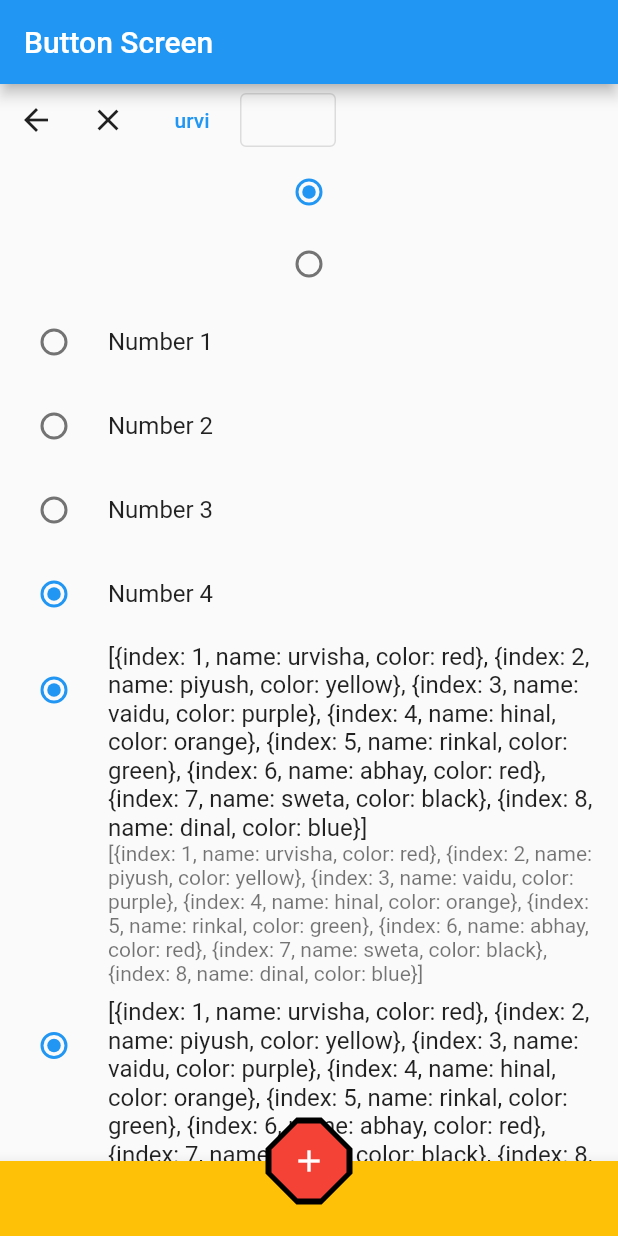
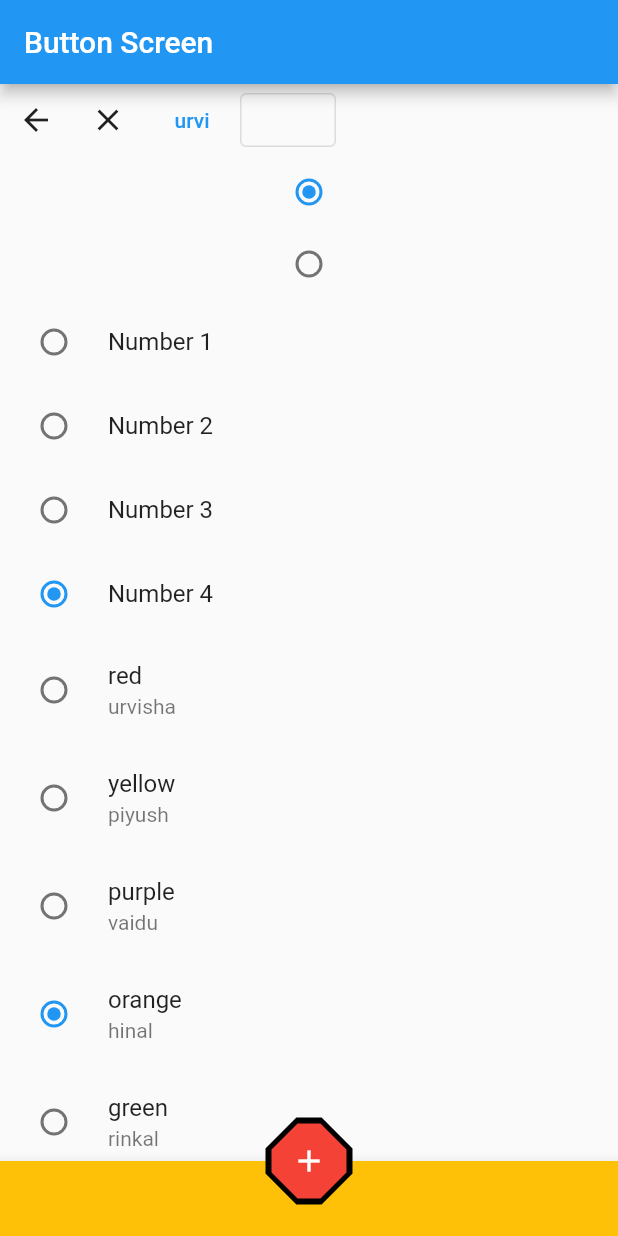
Before and after one commit to panchaniurvisha/my_new_app, a Flutter app: the screen it shows after launch, on a phone screen of 412 x 824 dp. Run offline on Flutter 3.47's test engine with Material 2 defaults, Android fonts, the phone set to English and light mode, and no system bars; our stand-ins replace fluttertoast, image_picker, shared_preferences, video_player.

Commit message:
"18/6/2023"

```diff
--- a/lib/button_screen.dart
+++ b/lib/button_screen.dart
@@ -104,12 +104,13 @@ class _ButtonScreenState extends State<ButtonScreen> {
             Column(
                 children: radioListOfData
                     .map((data) => RadioListTile(
-                          subtitle: Text("${radioListOfData}"),
-                          title: Text("${radioListOfData}"),
-                          value: radioData,
-                          groupValue: radioData,
+                          subtitle: Text(data["name"]),
+                          title: Text(data["color"]),
+                          value: data["index"],
+                          groupValue: radioListData,
                           onChanged: (value) {
-                            radioData = false;
+                            radioListData = value;
+                            setState(() {});
                           },
                         ))
                     .toList()),
```
